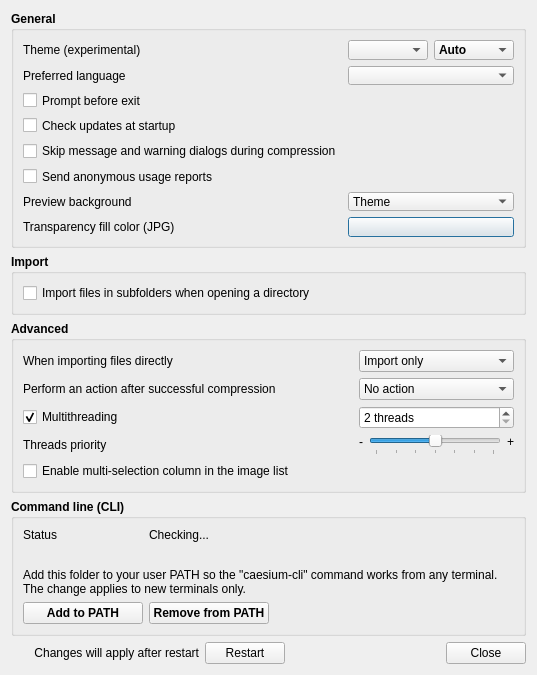
Qt form views/PreferencesDialog.ui (zhai23/caesium-image-compressor) before a commit.
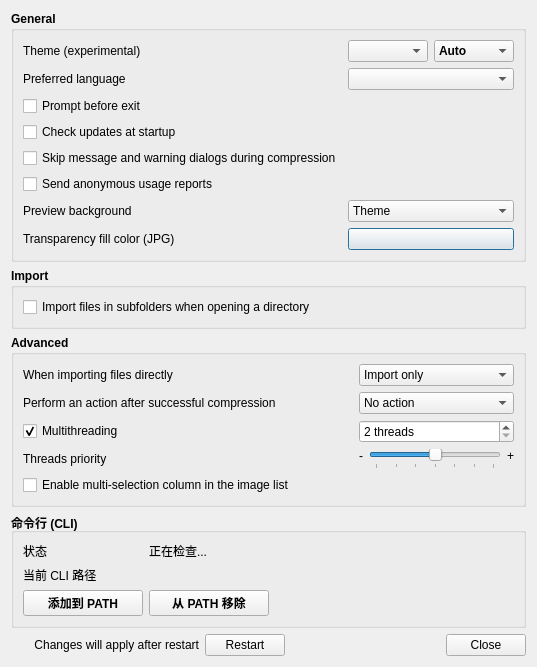
The same form after that commit. Icons and pictures are not drawn.

Commit message: 修改CLI环境变量方式，优化设置里CLI添加移除UI

```diff
--- a/views/PreferencesDialog.ui
+++ b/views/PreferencesDialog.ui
@@ -532,7 +532,7 @@
        </font>
       </property>
       <property name="title">
-       <string>Command line (CLI)</string>
+       <string>命令行 (CLI)</string>
       </property>
       <property name="flat">
        <bool>true</bool>
@@ -546,7 +546,7 @@
           </font>
          </property>
          <property name="text">
-          <string>Status</string>
+          <string>状态</string>
          </property>
         </widget>
        </item>
@@ -558,11 +558,23 @@
           </font>
          </property>
          <property name="text">
-          <string>Checking...</string>
+          <string>正在检查...</string>
          </property>
         </widget>
        </item>
-       <item row="1" column="0" colspan="4">
+       <item row="1" column="0">
+        <widget class="QLabel" name="cliPath_Label">
+         <property name="font">
+          <font>
+           <bold>false</bold>
+          </font>
+         </property>
+         <property name="text">
+          <string>当前 CLI 路径</string>
+         </property>
+        </widget>
+       </item>
+       <item row="1" column="1" colspan="3">
         <widget class="QLabel" name="cliPathValue_Label">
          <property name="font">
           <font>
@@ -580,39 +592,21 @@
          </property>
         </widget>
        </item>
-       <item row="2" column="0" colspan="4">
-        <widget class="QLabel" name="cliHint_Label">
-         <property name="font">
-          <font>
-           <bold>false</bold>
-          </font>
-         </property>
-         <property name="text">
-          <string>Add this folder to your user PATH so the "caesium-cli" command works from any terminal. The change applies to new terminals only.</string>
-         </property>
-         <property name="textFormat">
-          <enum>Qt::TextFormat::PlainText</enum>
-         </property>
-         <property name="wordWrap">
-          <bool>true</bool>
-         </property>
-        </widget>
-       </item>
-       <item row="3" column="0">
+       <item row="2" column="0">
         <widget class="QPushButton" name="cliAddToPath_Button">
          <property name="text">
-          <string>Add to PATH</string>
+          <string>添加到 PATH</string>
          </property>
         </widget>
        </item>
-       <item row="3" column="1">
+       <item row="2" column="1">
         <widget class="QPushButton" name="cliRemoveFromPath_Button">
          <property name="text">
-          <string>Remove from PATH</string>
+          <string>从 PATH 移除</string>
          </property>
         </widget>
        </item>
-       <item row="3" column="2" colspan="2">
+       <item row="2" column="2" colspan="2">
         <spacer name="cli_HSpacer">
          <property name="orientation">
           <enum>Qt::Orientation::Horizontal</enum>
```
The commit also changes 28 other files.
